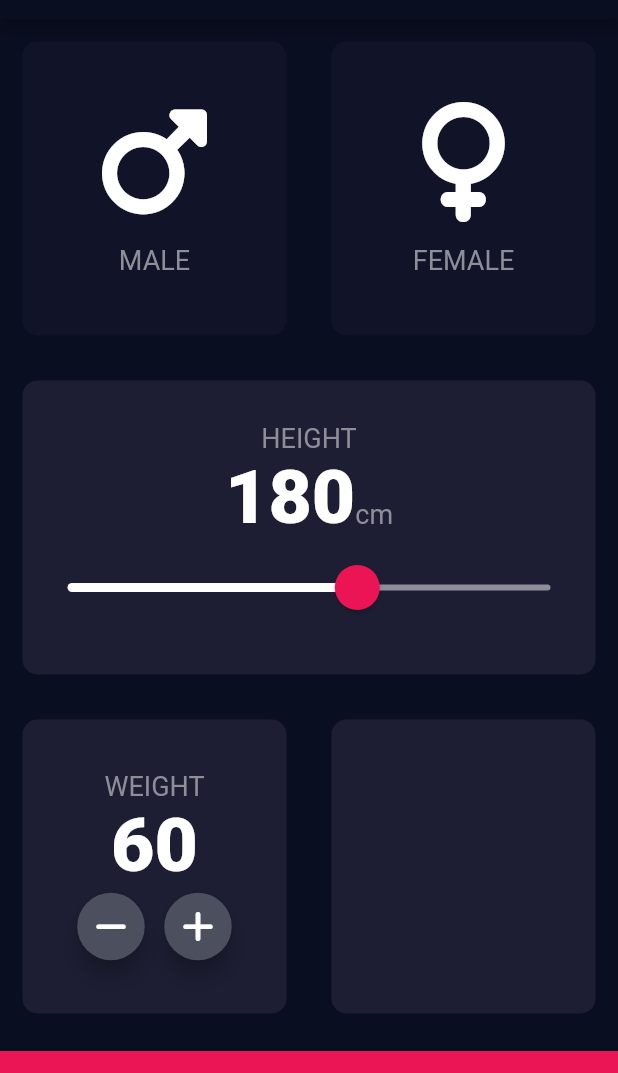
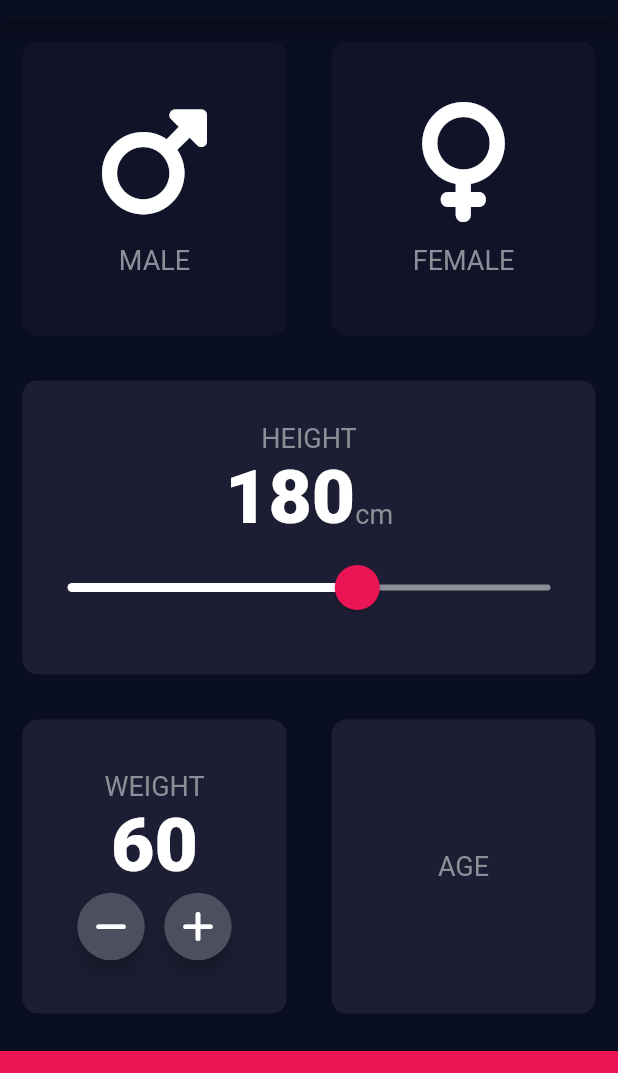
Before and after one commit to AndresLince/bmi_calculator, a Flutter app: the screen it shows after launch, on a phone screen of 412 x 824 dp, the part 65-1138 px from its top. Run offline on Flutter 3.47's test engine with Material 2 defaults, Android fonts, the phone set to English and light mode, and no system bars; our stand-ins replace font_awesome_flutter.

Commit message:
Add column with age text

```diff
--- a/lib/input_page.dart
+++ b/lib/input_page.dart
@@ -158,7 +158,13 @@ class _InputPageState extends State<InputPage> {
                         )),
                   ),
                   Expanded(
-                    child: ReusableCard(colour: kactiveCardColor),
+                    child: ReusableCard(colour: kactiveCardColor,
+                    cardChild: Column(
+                      mainAxisAlignment: MainAxisAlignment.center,
+                      children: [
+                        Text('AGE', style: klabelTextStyle,)
+                      ],
+                    ),),
                   ),
                 ],
               ),
```
